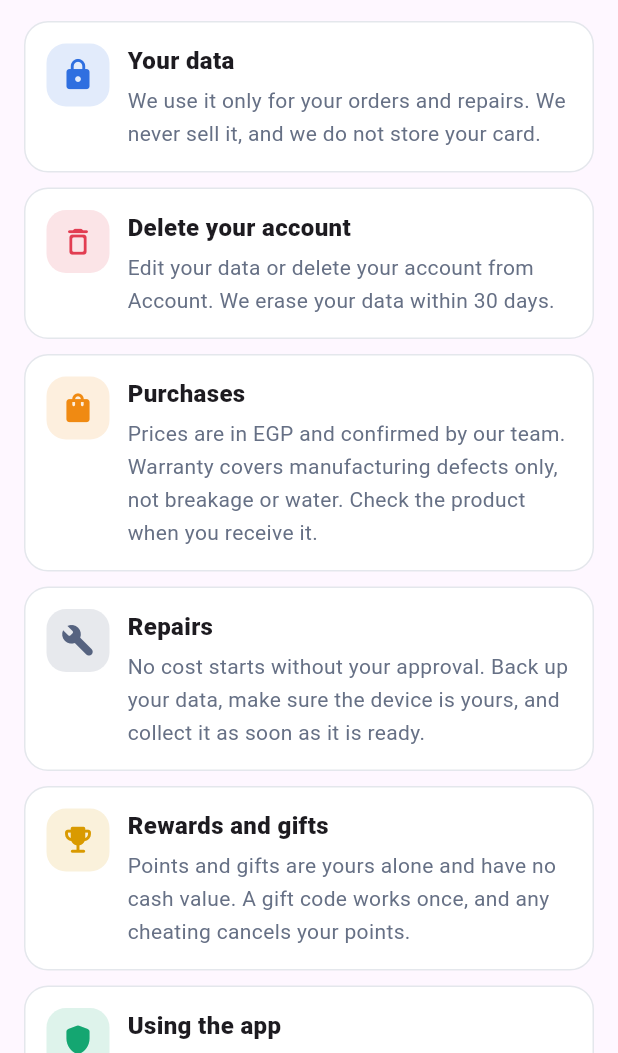
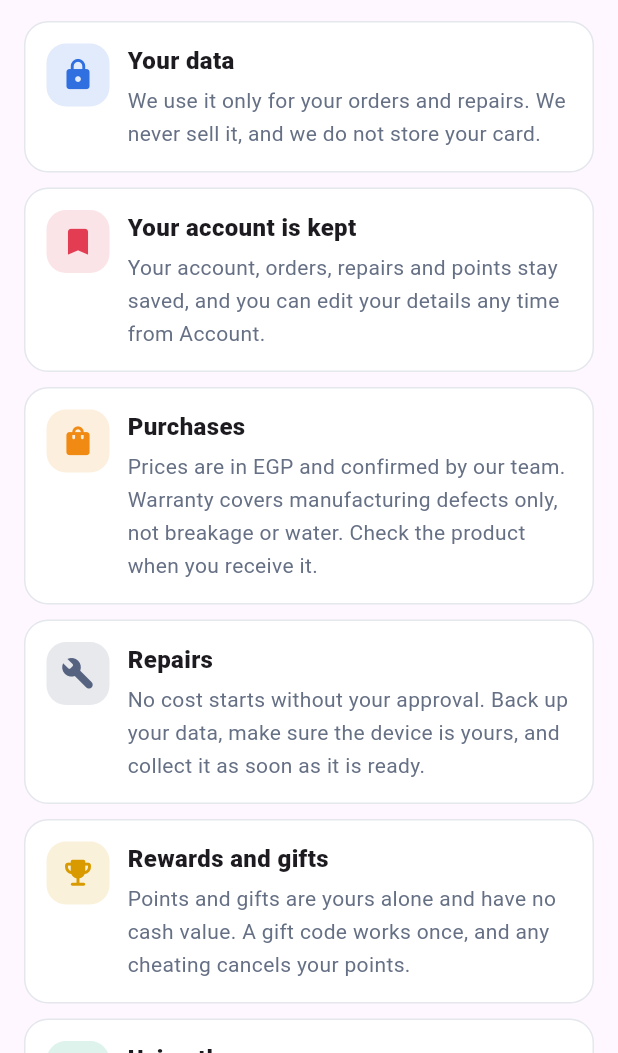
Before and after one commit to ahmedtepry/my_hato, a Flutter app: the LegalScreen screen opened directly, on a phone screen of 412 x 824 dp, the part 183-1236 px from its top. Run offline on Flutter 3.47's test engine with Material 3 defaults, Android fonts, the phone set to English and light mode, and no system bars; our stand-ins replace cached_network_image, file_picker, flutter_local_notifications, flutter_riverpod, go_router, google_fonts and 7 more; missing offline and left inert: excel, mobile_scanner; accounts and stored records are empty.

Commit message:
Policy: no promise to erase customer data
Co-Authored-By: Claude Sonnet 5.5 <noreply@anthropic.com>
Claude-Session: https://claude.ai/code/session_01CzVHX4xsYvH6rbED7nBcTQ

```diff
--- a/app/lib/features/profile/profile_screens.dart
+++ b/app/lib/features/profile/profile_screens.dart
@@ -712,8 +712,8 @@ class LegalScreen extends StatelessWidget {
   static const _cards = <(IconData, Color, String, String, String, String)>[
     (Icons.lock_rounded, Color(0xFF2F6FE0), 'بياناتك معانا', 'بنستخدمها لتنفيذ طلباتك وصيانتك بس. مش بنبيعها لحد، وبطاقتك مش بنخزّنها.',
         'Your data', 'We use it only for your orders and repairs. We never sell it, and we do not store your card.'),
-    (Icons.delete_outline_rounded, Color(0xFFE23D52), 'حذف حسابك', 'تعدّل بياناتك أو تحذف حسابك من «حسابي»، وبنمسح بياناتك خلال 30 يوم.',
-        'Delete your account', 'Edit your data or delete your account from Account. We erase your data within 30 days.'),
+    (Icons.bookmark_rounded, Color(0xFFE23D52), 'حسابك محفوظ', 'حسابك وطلباتك وصيانتك ونقاطك بتفضل محفوظة، وتقدر تعدّل بياناتك في أي وقت من «حسابي».',
+        'Your account is kept', 'Your account, orders, repairs and points stay saved, and you can edit your details any time from Account.'),
     (Icons.shopping_bag_rounded, Color(0xFFF08A12), 'المشتريات', 'الأسعار بالجنيه المصري وفريقنا بيأكدها. الضمان لعيوب التصنيع بس، مش الكسر أو المياه. افحص المنتج وقت الاستلام.',
         'Purchases', 'Prices are in EGP and confirmed by our team. Warranty covers manufacturing defects only, not breakage or water. Check the product when you receive it.'),
     (Icons.build_rounded, Color(0xFF566380), 'الصيانة', 'مفيش تكلفة من غير موافقتك. خد نسخة احتياطية من بياناتك، وتأكد إن الجهاز بتاعك، واستلمه أول ما يبقى جاهز.',
```
